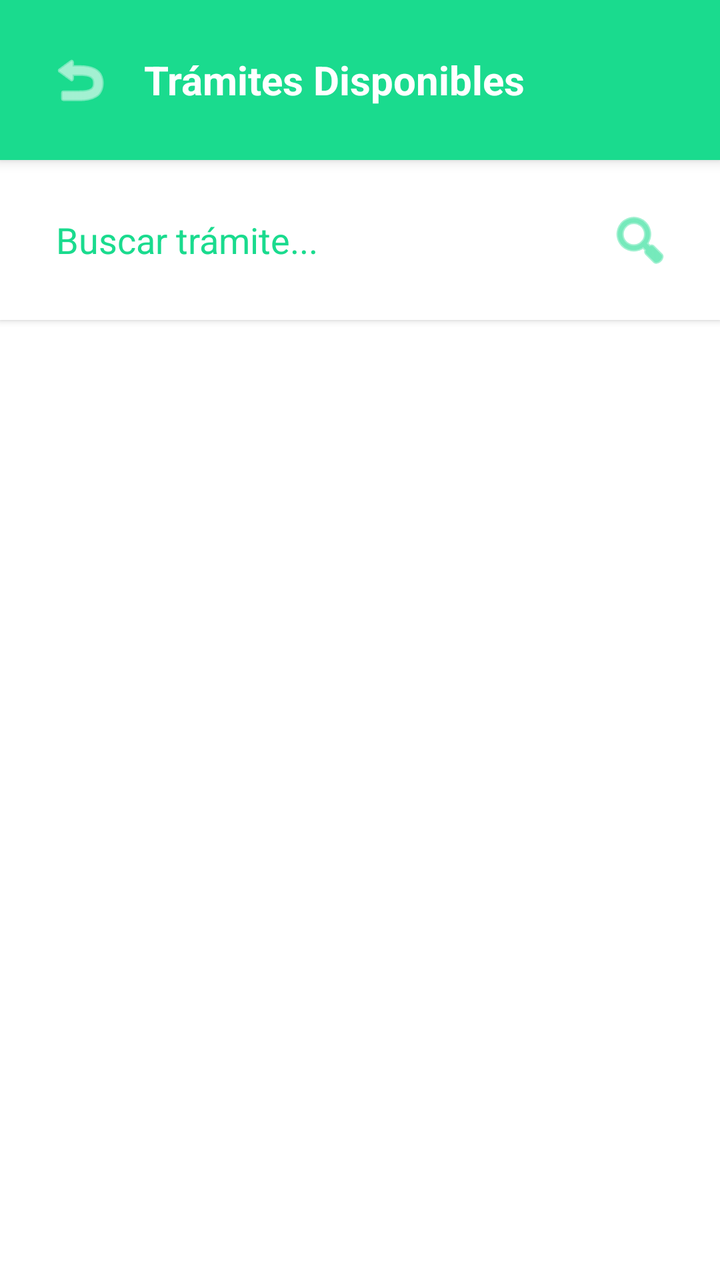
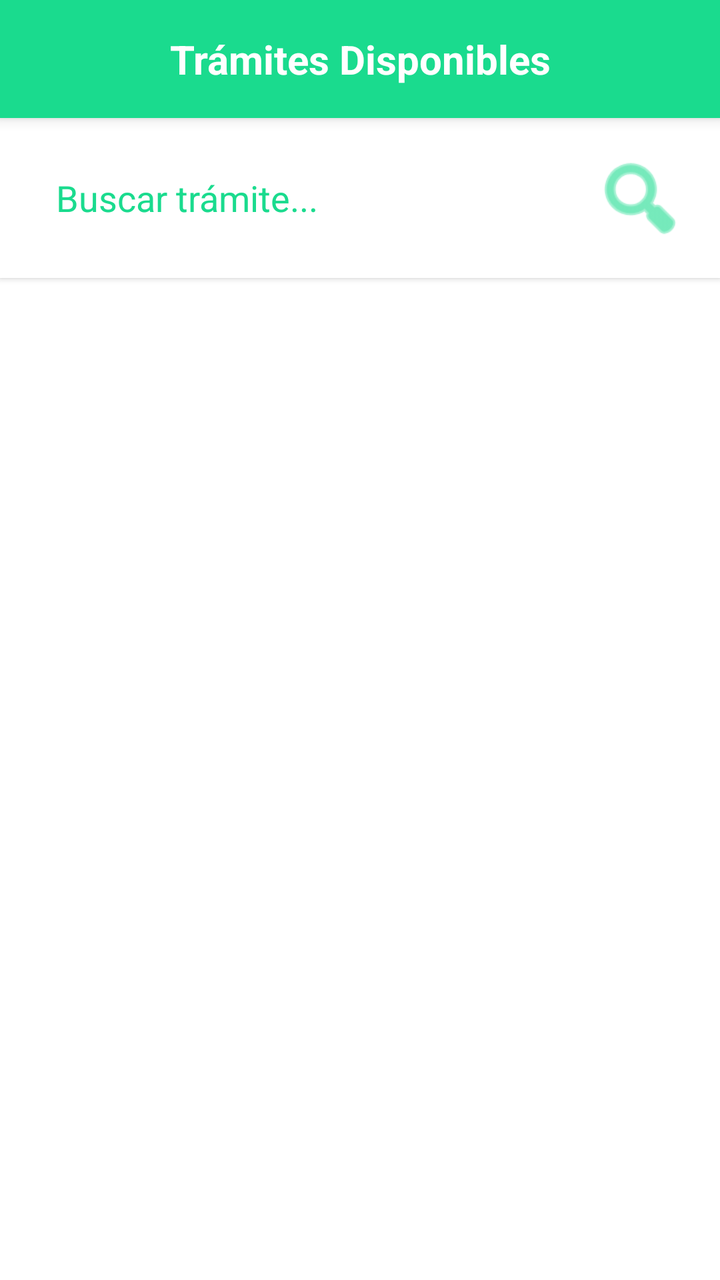

The first picture is an Android layout as it rendered before a commit; the second is the same layout after the commit. The layout source and the unified diff follow.
<!-- AndroidManifest.xml: application theme Theme.Proyecto_Notaria -->
<!-- res/layout/activity_listado_tramites.xml -->
<?xml version="1.0" encoding="utf-8"?>
<androidx.coordinatorlayout.widget.CoordinatorLayout
    xmlns:android="http://schemas.android.com/apk/res/android"
    xmlns:app="http://schemas.android.com/apk/res-auto"
    android:layout_width="match_parent"
    android:layout_height="match_parent">

<LinearLayout
    android:layout_width="match_parent"
    android:layout_height="match_parent"
    android:orientation="vertical"
    android:background="@color/white">

    
    <LinearLayout
        android:layout_width="match_parent"
        android:layout_height="wrap_content"
        android:orientation="horizontal"
        android:background="@color/colorPrimary"
        android:padding="16dp"
        android:gravity="center_vertical"
        android:elevation="4dp">

        <ImageButton
            android:id="@+id/buttonVolver"
            android:layout_width="48dp"
            android:layout_height="48dp"
            android:src="@android:drawable/ic_menu_revert"
            android:background="?attr/selectableItemBackgroundBorderless"
            android:tint="@color/white"
            android:contentDescription="Volver"/>

        <TextView
            android:layout_width="0dp"
            android:layout_height="wrap_content"
            android:layout_weight="1"
            android:text="Trámites Disponibles"
            android:textColor="@color/white"
            android:textSize="20sp"
            android:textStyle="bold"
            android:layout_marginStart="8dp"/>
    </LinearLayout>

    
    <LinearLayout
        android:layout_width="match_parent"
        android:layout_height="wrap_content"
        android:orientation="horizontal"
        android:padding="16dp"
        android:background="@color/white"
        android:gravity="center_vertical"
        android:elevation="2dp">

        <EditText
            android:id="@+id/editTextBuscar"
            android:layout_width="0dp"
            android:layout_height="wrap_content"
            android:layout_weight="1"
            android:hint="Buscar trámite..."
            android:inputType="text"
            android:maxLines="1"
            android:paddingStart="12dp"
            android:paddingEnd="12dp"
            android:textColorHint="@color/colorPrimary"
            android:background="@android:color/transparent"/>

        <ImageButton
            android:id="@+id/buttonBuscar"
            android:layout_width="48dp"
            android:layout_height="48dp"
            android:src="@android:drawable/ic_menu_search"
            android:background="?attr/selectableItemBackgroundBorderless"
            android:tint="@color/colorPrimary"
            android:contentDescription="Buscar"/>
    </LinearLayout>

    
    <androidx.recyclerview.widget.RecyclerView
        android:id="@+id/recyclerViewTramites"
        android:layout_width="match_parent"
        android:layout_height="0dp"
        android:layout_weight="1"
        android:padding="8dp"
        android:clipToPadding="false"/>

    
    <TextView
        android:id="@+id/textViewSinResultados"
        android:layout_width="match_parent"
        android:layout_height="0dp"
        android:layout_weight="1"
        android:text="No hay trámites disponibles"
        android:textSize="16sp"
        android:textColor="@color/gris_texto"
        android:gravity="center"
        android:visibility="gone"/>

    
    <ProgressBar
        android:id="@+id/progressBar"
        android:layout_width="wrap_content"
        android:layout_height="wrap_content"
        android:layout_gravity="center"
        android:layout_marginTop="100dp"
        android:visibility="gone"/>
</LinearLayout>

</androidx.coordinatorlayout.widget.CoordinatorLayout>
<!-- resources referenced by this layout -->
<resources>
  <color name="colorPrimary">#1adb8e</color>
  <color name="gris_texto">#757575</color>
  <color name="white">#FFFFFFFF</color>
  <style name="Theme.Proyecto_Notaria" parent="Base.Theme.Proyecto_Notaria" />
  <style name="Base.Theme.Proyecto_Notaria" parent="Theme.Material3.DayNight.NoActionBar">
          
          
      </style>
</resources>

<!-- the commit's change to res/layout/activity_listado_tramites.xml (unified diff, before → after) -->
@@ -21,24 +21,15 @@
         android:gravity="center_vertical"
         android:elevation="4dp">
 
-        <ImageButton
-            android:id="@+id/buttonVolver"
-            android:layout_width="48dp"
-            android:layout_height="48dp"
-            android:src="@android:drawable/ic_menu_revert"
-            android:background="?attr/selectableItemBackgroundBorderless"
-            android:tint="@color/white"
-            android:contentDescription="Volver"/>
-
         <TextView
-            android:layout_width="0dp"
+            android:layout_width="match_parent"
             android:layout_height="wrap_content"
-            android:layout_weight="1"
             android:text="Trámites Disponibles"
             android:textColor="@color/white"
             android:textSize="20sp"
             android:textStyle="bold"
-            android:layout_marginStart="8dp"/>
+            android:gravity="center"/>
+            
     </LinearLayout>
 
     
@@ -59,19 +50,19 @@
             android:hint="Buscar trámite..."
             android:inputType="text"
             android:maxLines="1"
+            android:minHeight="48dp"
             android:paddingStart="12dp"
             android:paddingEnd="12dp"
             android:textColorHint="@color/colorPrimary"
             android:background="@android:color/transparent"/>
 
-        <ImageButton
+        <ImageView
             android:id="@+id/buttonBuscar"
             android:layout_width="48dp"
             android:layout_height="48dp"
             android:src="@android:drawable/ic_menu_search"
-            android:background="?attr/selectableItemBackgroundBorderless"
-            android:tint="@color/colorPrimary"
-            android:contentDescription="Buscar"/>
+            app:tint="@color/colorPrimary"
+            android:contentDescription="Icono de búsqueda"/>
     </LinearLayout>
 
     
